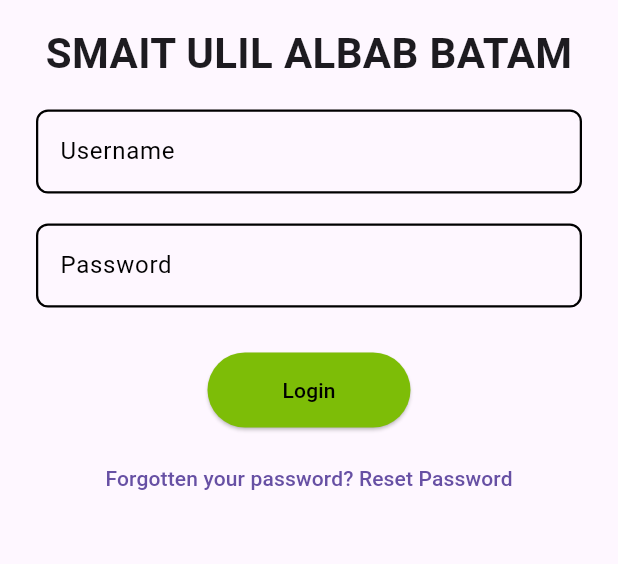
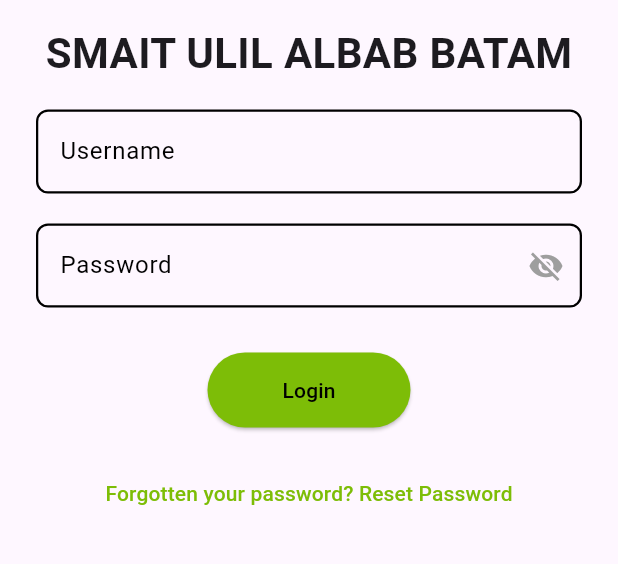
Before and after one commit to shevynuralviani/PBL-IF-31--Aplikasi-Mobile-untuk-media-belajar-sekolah, a Flutter app: the screen it shows after launch, after a tap on "Get started", on a phone screen of 412 x 824 dp, the part 531-1095 px from its top. Run offline on Flutter 3.47's test engine with Material 3 defaults, Android fonts, the phone set to English and light mode, and no system bars; Roboto replaces fonts that are missing (Poppins).

Commit message:
mengatur bagian forget password

```diff
--- a/lib/screen/login/login.dart
+++ b/lib/screen/login/login.dart
@@ -12,6 +12,8 @@ class _LoginScreenState extends State<LoginScreen> {
 
   bool isUsernameValid = true;
   bool isPasswordValid = true;
+
+  bool _isPasswordVisible = false;
 
   // Fungsi untuk mengembalikan InputDecoration dengan border hijau atau merah berdasarkan validasi
   InputDecoration _inputDecoration(String labelText, bool isValid) {
@@ -80,8 +82,25 @@ class _LoginScreenState extends State<LoginScreen> {
                   // Password field dengan validasi
                   TextField(
                     controller: _passwordController,
-                    obscureText: true,
-                    decoration: _inputDecoration('Password', isPasswordValid),
+                    obscureText: !_isPasswordVisible,
+                    decoration:
+                        _inputDecoration('Password', isPasswordValid).copyWith(
+                      suffixIcon: IconButton(
+                        icon: Icon(
+                          _isPasswordVisible
+                              ? Icons.visibility
+                              : Icons.visibility_off,
+                          color: Colors.grey,
+                        ),
+                        onPressed: () {
+                          setState(() {
+                            _isPasswordVisible = !_isPasswordVisible;
+                          });
+                        },
+                      ),
+                    ),
+                    // obscureText: true,
+                    // decoration: _inputDecoration('Password', isPasswordValid),
                     style: TextStyle(color: Colors.black), // Warna teks input
                   ),
 
@@ -123,14 +142,24 @@ class _LoginScreenState extends State<LoginScreen> {
                     child: Text('Login'),
                   ),
 
-                  SizedBox(height: 10),
+                  SizedBox(height: 20),
 
-                  // Forgot Password
-                  TextButton(
-                    onPressed: () {
-                      // Aksi ketika klik reset password
-                    },
-                    child: Text('Forgotten your password? Reset Password'),
+                  // fprgot password
+                  Align(
+                    alignment: Alignment.center,
+                    child: TextButton(
+                      onPressed: () {
+                        // aksi klik passeord
+                        Navigator.pushNamed(context, '/reset-password');
+                      },
+                      child: Text(
+                        'Forgotten your password? Reset Password',
+                        style: TextStyle(
+                          color: Color(0xFF7DBD07),
+                          decoration: TextDecoration.none,
+                        ),
+                      ),
+                    ),
                   ),
 
                   SizedBox(height: 50), // Memberikan jarak dari bawah
```
